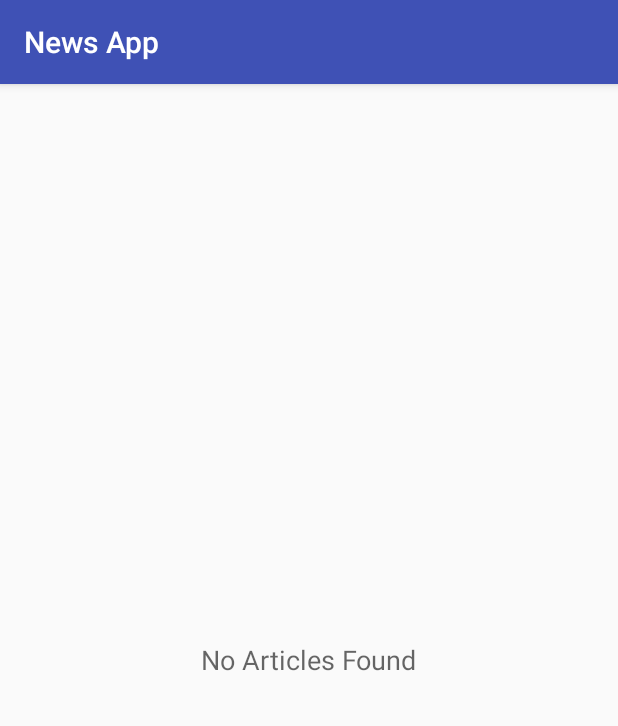
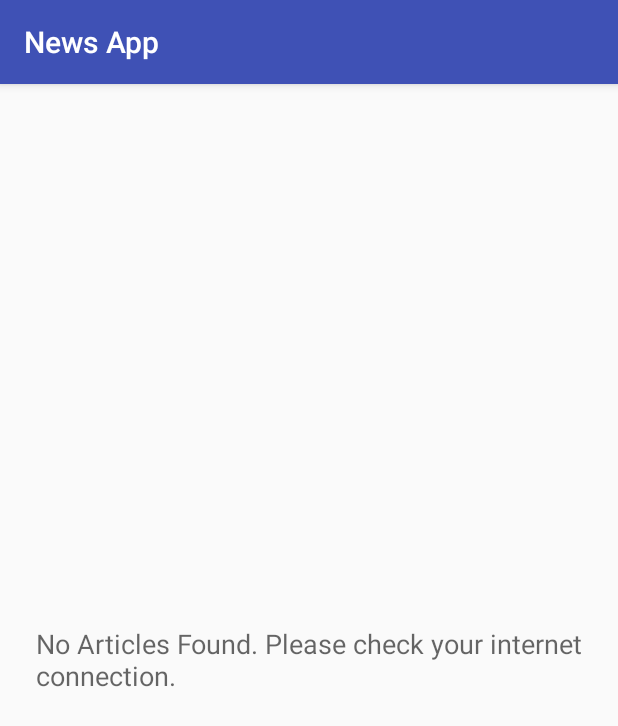
Before and after one commit to chrisabbod/news-app, an Android app: the screen it shows after launch (MainActivity), on a phone screen of 412 x 824 dp. Shown: the top 726 px of the screen. Run offline under Robolectric (Android 15) with nearby library versions, the phone set to English and light mode, and no system bars.

Commit message:
<fix>: No Article Found Error Message Updated

```diff
--- a/app/src/main/res/layout/activity_main.xml
+++ b/app/src/main/res/layout/activity_main.xml
@@ -17,6 +17,7 @@
         android:layout_width="wrap_content"
         android:layout_height="wrap_content"
         android:layout_centerInParent="true"
+        android:paddingStart="24dp"
         android:textAppearance="?android:textAppearanceMedium"/>
 
     <!-- Loading indicator is only shown before the first load -->
--- a/app/src/main/res/values/strings.xml
+++ b/app/src/main/res/values/strings.xml
@@ -2,5 +2,5 @@
     <string name="app_name">News App</string>
 
     <string name="no_internet_connection">No Internet Connection</string>
-    <string name="no_articles">No Articles Found</string>
+    <string name="no_articles">No Articles Found. Please check your internet connection.</string>
 </resources>
```
